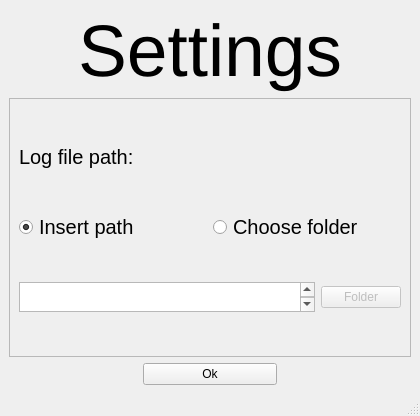
First picture: the form in UI/settings.ui, repository KehatSudri/Behavior_System2.0, before the edit.
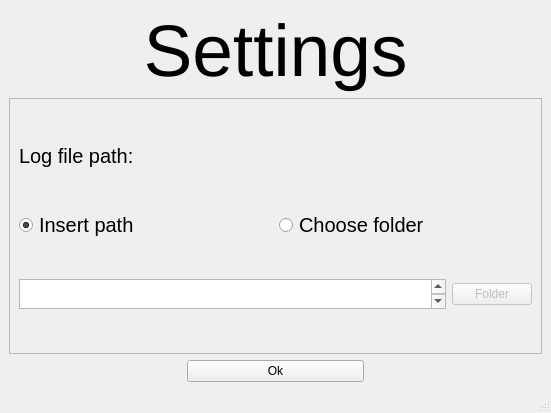
Second picture: the form after the edit.

Diff of the .ui file:
```diff
--- a/UI/settings.ui
+++ b/UI/settings.ui
@@ -6,8 +6,8 @@
    <rect>
     <x>0</x>
     <y>0</y>
-    <width>420</width>
-    <height>416</height>
+    <width>551</width>
+    <height>413</height>
    </rect>
   </property>
   <property name="windowTitle">
@@ -28,8 +28,8 @@
         <rect>
          <x>0</x>
          <y>0</y>
-         <width>400</width>
-         <height>255</height>
+         <width>531</width>
+         <height>252</height>
         </rect>
        </property>
        <layout class="QVBoxLayout" name="verticalLayout">
```
Left out of the diff: 4 changed lines with no effect on the pictures.
